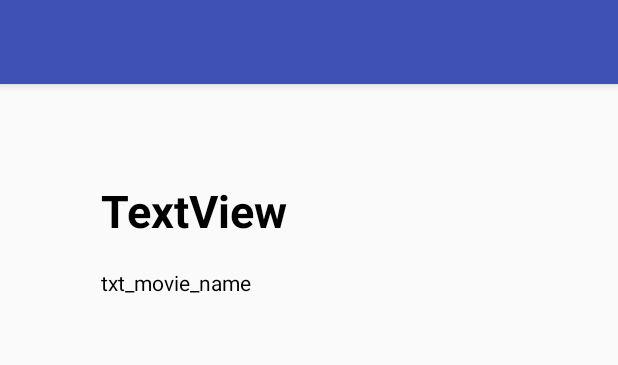
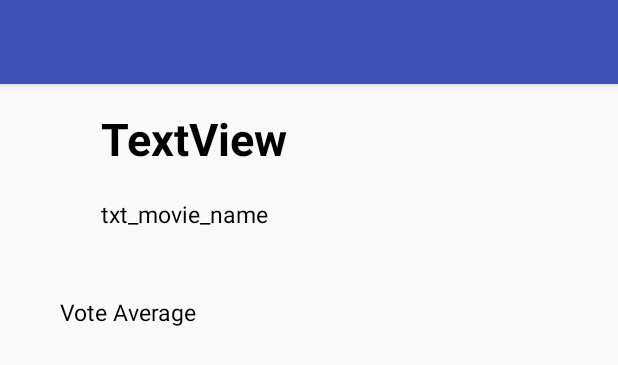
Before and after one commit to senamit2708/NanodegreeMovieApp-master, an Android app: the layout activity_movie_detail_description.xml on its own in the app's theme, with its tools: preview values and no code run, on a phone screen of 412 x 824 dp. Shown: the top 365 px of the screen. Run offline under Robolectric (Android 15) with nearby library versions, the phone set to English and light mode, and no system bars.

Commit message:
udacity review 4

```diff
--- a/app/src/main/java/com/example/senamit/nanodegreemovieapp/MovieDetailDescription.java
+++ b/app/src/main/java/com/example/senamit/nanodegreemovieapp/MovieDetailDescription.java
@@ -34,6 +34,7 @@ public class MovieDetailDescription extends AppCompatActivity {
         TextView txtMovieName = findViewById(R.id.txt_movie_name);
         TextView txtMovieReleaseDate = findViewById(R.id.txt_movieReleaseDate);
         TextView txtMovieDescr = findViewById(R.id.txt_movie_descr);
+        TextView txtMovieRating = findViewById(R.id.movieRating);
         final ConstraintLayout constraintLayout = findViewById(R.id.constraint_layout_id);
         Intent intent = getIntent();
         bundle = intent.getExtras();
@@ -41,7 +42,7 @@ public class MovieDetailDescription extends AppCompatActivity {
         txtMovieName.setText(movieDetails.getMovieName());
         txtMovieReleaseDate.setText(movieDetails.getMovieReleaseDate());
         txtMovieDescr.setText(movieDetails.getMovieOverView());
-
+        txtMovieRating.setText(movieDetails.getMovieRating());
 
         target = new Target() {
             @Override
--- a/app/src/main/java/com/example/senamit/nanodegreemovieapp/MovieDetails.java
+++ b/app/src/main/java/com/example/senamit/nanodegreemovieapp/MovieDetails.java
@@ -13,6 +13,7 @@ public class MovieDetails implements Parcelable {
     private String movieOverView;
     private String movieImageUrl;
     private Bitmap bitmap;
+
 
     public MovieDetails(String movieName, String movieReleaseDate, String movieRating, String movieOverView, Bitmap bitmap) {
         this.movieName = movieName;
--- a/app/src/main/res/layout/activity_movie_detail_description.xml
+++ b/app/src/main/res/layout/activity_movie_detail_description.xml
@@ -54,6 +54,7 @@
         android:layout_marginBottom="8dp"
         android:layout_marginTop="8dp"
         android:text="txt_movie_name"
+        android:textSize="15dp"
         android:textColor="@android:color/black"
         app:layout_constraintBottom_toBottomOf="parent"
         app:layout_constraintLeft_toLeftOf="parent"
@@ -66,7 +67,7 @@
         android:layout_width="278dp"
         android:layout_height="wrap_content"
         android:layout_marginBottom="8dp"
-        android:layout_marginTop="64dp"
+        android:layout_marginTop="16dp"
         android:text="TextView"
         android:textColor="@android:color/black"
         android:textSize="30sp"
@@ -85,9 +86,7 @@
         app:layout_constraintBottom_toBottomOf="parent"
         app:layout_constraintLeft_toLeftOf="parent"
         app:layout_constraintRight_toRightOf="parent"
-        app:layout_constraintTop_toBottomOf="@+id/appbar"
-        tools:layout_editor_absoluteX="29dp"
-        tools:layout_editor_absoluteY="229dp">
+        app:layout_constraintTop_toBottomOf="@+id/appbar">
 
         <LinearLayout
             android:layout_width="match_parent"
@@ -105,4 +104,32 @@
         </LinearLayout>
     </ScrollView>
 
+    <TextView
+        android:id="@+id/voteAverage"
+        android:layout_width="wrap_content"
+        android:layout_height="wrap_content"
+        android:layout_marginEnd="25dp"
+        android:layout_marginStart="40dp"
+        android:text="Vote Average"
+        android:textColor="@android:color/black"
+        android:textSize="15dp"
+        app:layout_constraintBaseline_toBaselineOf="@+id/movieRating"
+        app:layout_constraintEnd_toStartOf="@+id/movieRating"
+        app:layout_constraintStart_toStartOf="parent"
+        android:layout_marginRight="25dp"
+        android:layout_marginLeft="40dp" />
+
+    <TextView
+        android:id="@+id/movieRating"
+        android:layout_width="0dp"
+        android:layout_height="wrap_content"
+        android:layout_marginEnd="136dp"
+        android:layout_marginTop="20dp"
+        android:textColor="@android:color/black"
+        android:textSize="15dp"
+        app:layout_constraintEnd_toEndOf="parent"
+        app:layout_constraintStart_toEndOf="@+id/voteAverage"
+        app:layout_constraintTop_toBottomOf="@+id/txt_movieReleaseDate"
+        android:layout_marginRight="136dp" />
+
 </android.support.constraint.ConstraintLayout>
```
